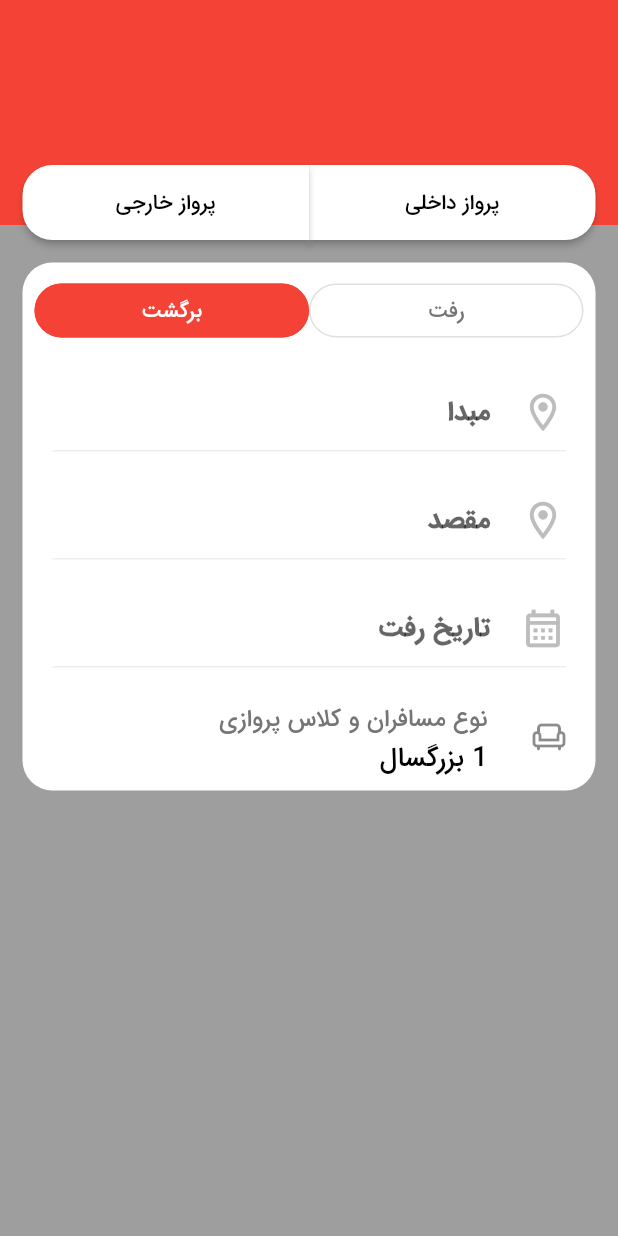
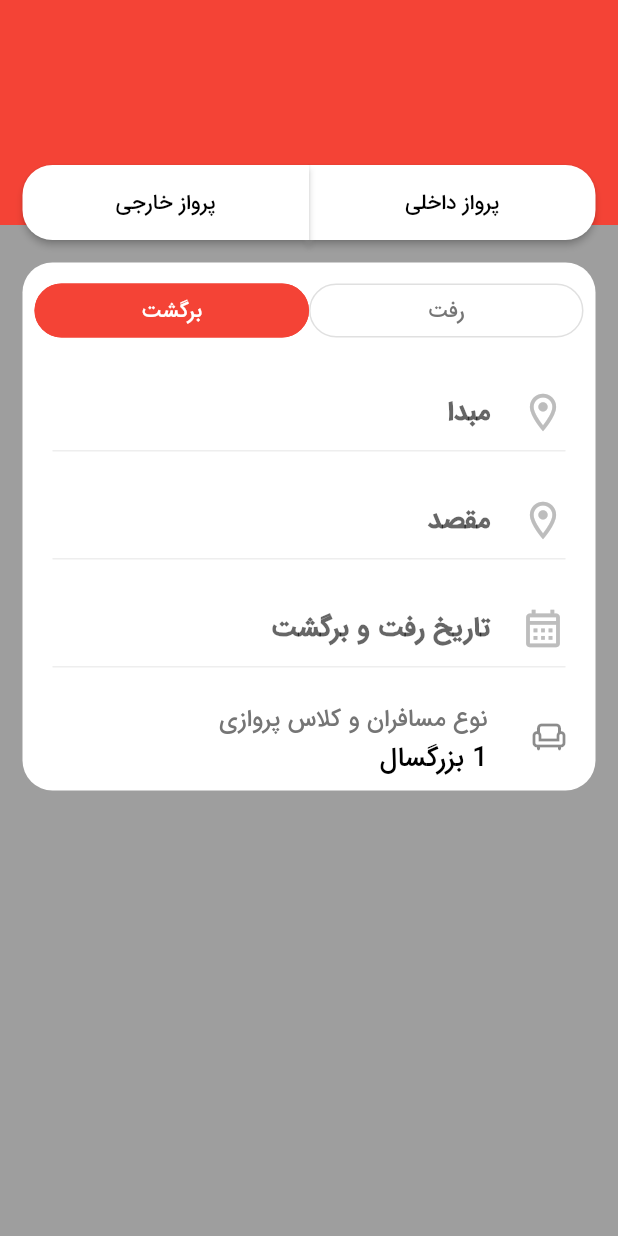
Before and after one commit to RezaNazari051/Parhamkish-Projrct-3, a Flutter app: the screen it shows after launch, after a tap on "پرواز خارجی", after a tap on "برگشت", on a phone screen of 412 x 824 dp. Run offline on Flutter 3.47's test engine with Material 2 defaults, Android fonts, the phone set to English and light mode, and no system bars.

Commit message:
fix bug  round trip buttons

```diff
--- a/alibaba_v3/lib/screens/select_date_screen.dart
+++ b/alibaba_v3/lib/screens/select_date_screen.dart
@@ -34,7 +34,7 @@ class _SelectScreenState extends State<SelectScreen> {
                         setState(() {
                           topItemIndex = 1;
                         });
-                        print('test : $topItemIndex');
+                        // print('test : $topItemIndex');
                       },
                       index: topItemIndex,
                       title: 'پرواز داخلی',
@@ -48,7 +48,7 @@ class _SelectScreenState extends State<SelectScreen> {
                         setState(() {
                           topItemIndex = 2;
                         });
-                        print('test : $topItemIndex');
+                        // print('test : $topItemIndex');
                       },
                       index: topItemIndex,
                       title: 'پرواز خارجی',
--- a/alibaba_v3/lib/widgets/center_items.dart
+++ b/alibaba_v3/lib/widgets/center_items.dart
@@ -1,5 +1,6 @@
 import 'package:alibaba_v3/widgets/list_tile.dart';
 import 'package:alibaba_v3/widgets/switch_buttons_in_center_item.dart';
+import 'package:alibaba_v3/widgets/round_trip_buttons.dart';
 import 'package:alibaba_v3/widgets/text_field.dart';
 import 'package:flutter/material.dart';
 
@@ -11,8 +12,9 @@ class CenterItems extends StatefulWidget {
 }
 
 class _CenterItemsState extends State<CenterItems> {
-  int swwitchButtonIndex = 1;
-  int? selectedIndex;
+  int? selectedIndex = 2;
+  //int switchButtonIndex = 1;
+  int switchButtonIndex = 1;
   @override
   void initState() {
     super.initState();
@@ -31,11 +33,43 @@ class _CenterItemsState extends State<CenterItems> {
           children: [
             Padding(
               padding: const EdgeInsets.all(8.0),
-              child: SwitchButton(),
+              //switch buttons
+              // child: SwitchButton(
+              //   selectedIndex: switchButtonIndex,
+              // ),
+              child: Row(
+                children: [
+                  RoundTripButtons(
+                    text: 'رفت',
+                    ontap: () {
+                      setState(() {
+                        switchButtonIndex = 1;
+                        print(switchButtonIndex.toString());
+                      });
+                    },
+                    index: 1,
+                    selectedIndex: switchButtonIndex,
+                  ),
+                  RoundTripButtons(
+                    text: 'برگشت',
+                    ontap: () {
+                      setState(() {
+                        switchButtonIndex = 2;
+                        print(switchButtonIndex.toString());
+                      });
+                    },
+                    index: 2,
+                    selectedIndex: switchButtonIndex,
+                  ),
+                ],
+              ),
             ),
             TextFields(text: 'مبدا', icon: Icons.location_on_outlined),
             TextFields(text: 'مقصد', icon: Icons.location_on_outlined),
-            TextFields(text: 'تاریخ رفت', icon: Icons.calendar_month_outlined),
+            TextFields(
+                text:
+                    switchButtonIndex == 1 ? 'تاریخ رفت' : 'تاریخ رفت و برگشت',
+                icon: Icons.calendar_month_outlined),
             ListTileNumberOfPassengers(
               index: widget.selectedIndex,
             )
--- /dev/null
+++ b/alibaba_v3/lib/widgets/round_trip_buttons.dart
@@ -0,0 +1,55 @@
+import 'package:flutter/material.dart';
+
+class RoundTripButtons extends StatefulWidget {
+  RoundTripButtons(
+      {Key? key,
+      required this.index,
+      required this.text,
+      required this.ontap,
+      required this.selectedIndex})
+      : super(key: key);
+
+  int? index;
+  String? text;
+  Function()? ontap;
+  int? selectedIndex;
+
+  @override
+  State<RoundTripButtons> createState() => _RoundTripButtons();
+}
+
+class _RoundTripButtons extends State<RoundTripButtons> {
+  int? index;
+  String? text;
+  Function()? ontap;
+  int? selectedIndex;
+  @override
+  @override
+  Widget build(BuildContext context) {
+    return Expanded(
+      child: OutlinedButton(
+        style: OutlinedButton.styleFrom(
+            side: BorderSide(
+              color: widget.selectedIndex == widget.index
+                  ? Colors.red
+                  : Colors.grey.shade300,
+            ),
+            shape: RoundedRectangleBorder(
+              borderRadius: BorderRadius.circular(20),
+            ),
+            backgroundColor: widget.selectedIndex == widget.index
+                ? Colors.red
+                : Colors.white),
+        onPressed: widget.ontap,
+        child: Text(
+          widget.text!,
+          style: TextStyle(
+            color: widget.selectedIndex == widget.index
+                ? Colors.white
+                : Colors.grey[600],
+          ),
+        ),
+      ),
+    );
+  }
+}
--- a/alibaba_v3/lib/widgets/switch_buttons_in_center_item.dart
+++ b/alibaba_v3/lib/widgets/switch_buttons_in_center_item.dart
@@ -1,19 +1,17 @@
 import 'package:flutter/material.dart';
 
 class SwitchButton extends StatefulWidget {
-  SwitchButton({
-    Key? key,
-  }) : super(key: key);
+  SwitchButton({Key? key, required this.selectedIndex}) : super(key: key);
 
-  int selectedIndex = 1;
+  int selectedIndex;
 
   @override
   State<SwitchButton> createState() => _SwitchButtonState();
 }
 
 class _SwitchButtonState extends State<SwitchButton> {
-  int selectedIndex = 1;
-
+  int? selectedIndex;
+  int index1 = 0;
   @override
   void initState() {
     super.initState();
@@ -34,24 +32,28 @@ class _SwitchButtonState extends State<SwitchButton> {
       child: OutlinedButton(
         style: OutlinedButton.styleFrom(
             side: BorderSide(
-              color: selectedIndex == index ? Colors.red : Colors.grey.shade300,
+              color: widget.selectedIndex == index
+                  ? Colors.red
+                  : Colors.grey.shade300,
             ),
             shape: RoundedRectangleBorder(
               borderRadius: BorderRadius.circular(20),
             ),
             backgroundColor:
-                selectedIndex == index ? Colors.red : Colors.white),
+                widget.selectedIndex == index ? Colors.red : Colors.white),
         onPressed: () {
+          print('${widget.selectedIndex} index = :$index');
           setState(
             () {
-              selectedIndex = index;
+              widget.selectedIndex = index;
             },
           );
         },
         child: Text(
           text,
           style: TextStyle(
-            color: selectedIndex == index ? Colors.white : Colors.grey[600],
+            color:
+                widget.selectedIndex == index ? Colors.white : Colors.grey[600],
           ),
         ),
       ),
```
